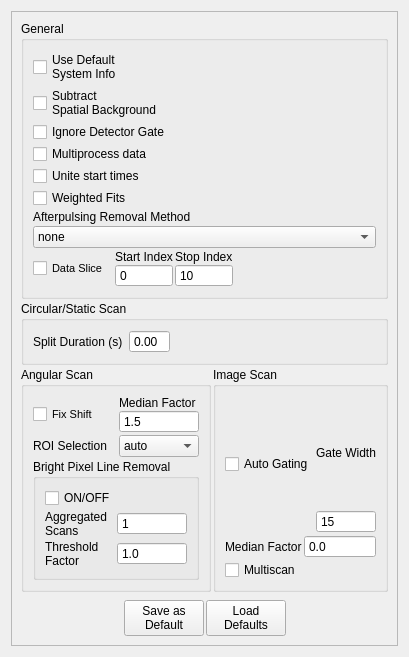
First picture: the form in gui/optionswindow.ui, repository Th3Tr00p3r/gSTED-sFCS, before the edit.
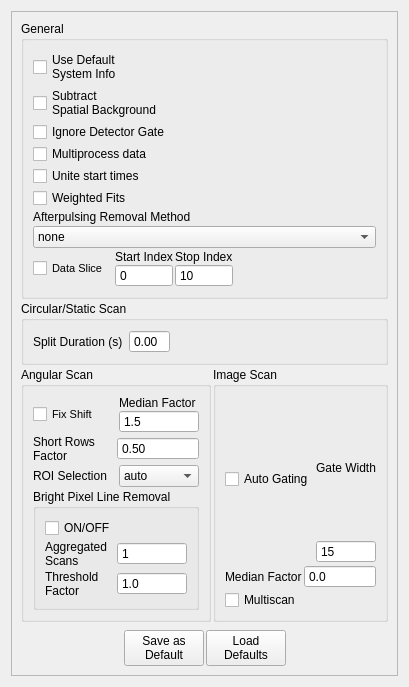
Second picture: the form after the edit.

Patch:
```diff
--- a/gui/optionswindow.ui
+++ b/gui/optionswindow.ui
@@ -372,6 +372,46 @@
              </item>
             </layout>
            </item>
+           <item>
+            <layout class="QHBoxLayout" name="horizontalLayout_13">
+             <property name="spacing">
+              <number>2</number>
+             </property>
+             <item>
+              <widget class="QLabel" name="label_11">
+               <property name="text">
+                <string>Short Rows
+Factor</string>
+               </property>
+              </widget>
+             </item>
+             <item>
+              <widget class="QDoubleSpinBox" name="maskShortRowsFactor">
+               <property name="toolTip">
+                <string>Factor for masking &quot;short&quot; (lower in counts) rows</string>
+               </property>
+               <property name="buttonSymbols">
+                <enum>QAbstractSpinBox::NoButtons</enum>
+               </property>
+               <property name="decimals">
+                <number>2</number>
+               </property>
+               <property name="minimum">
+                <double>0.000000000000000</double>
+               </property>
+               <property name="maximum">
+                <double>1.000000000000000</double>
+               </property>
+               <property name="singleStep">
+                <double>0.100000000000000</double>
+               </property>
+               <property name="value">
+                <double>0.500000000000000</double>
+               </property>
+              </widget>
+             </item>
+            </layout>
+           </item>
            <item>
             <layout class="QHBoxLayout" name="horizontalLayout_7">
              <property name="spacing">
```
